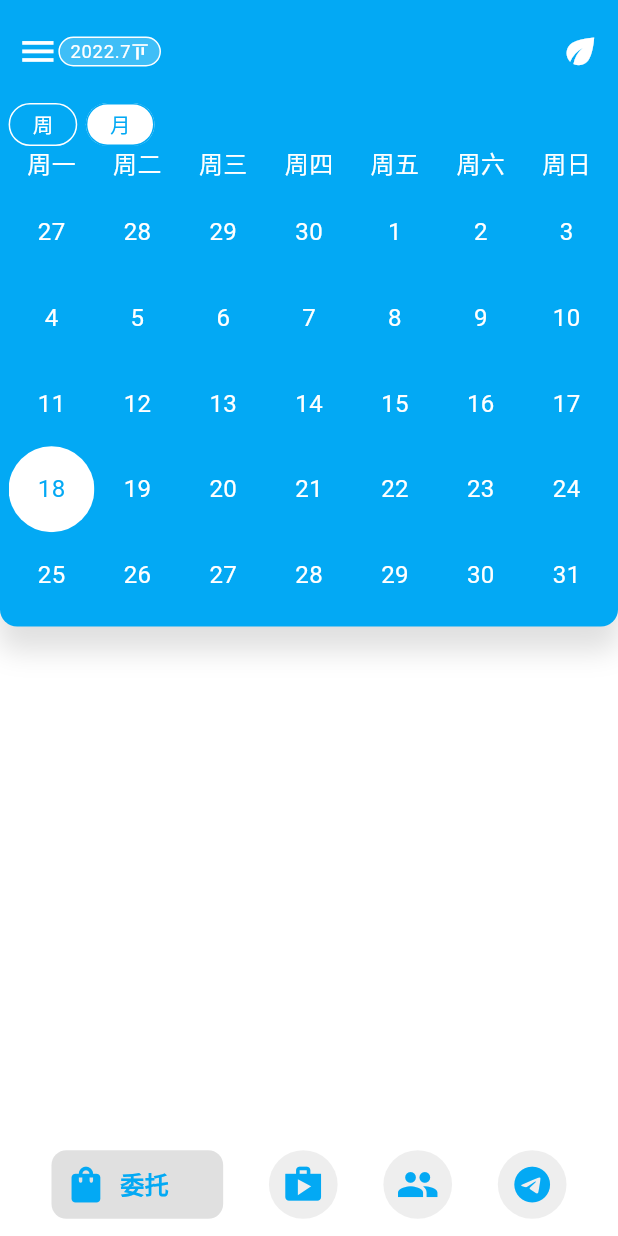
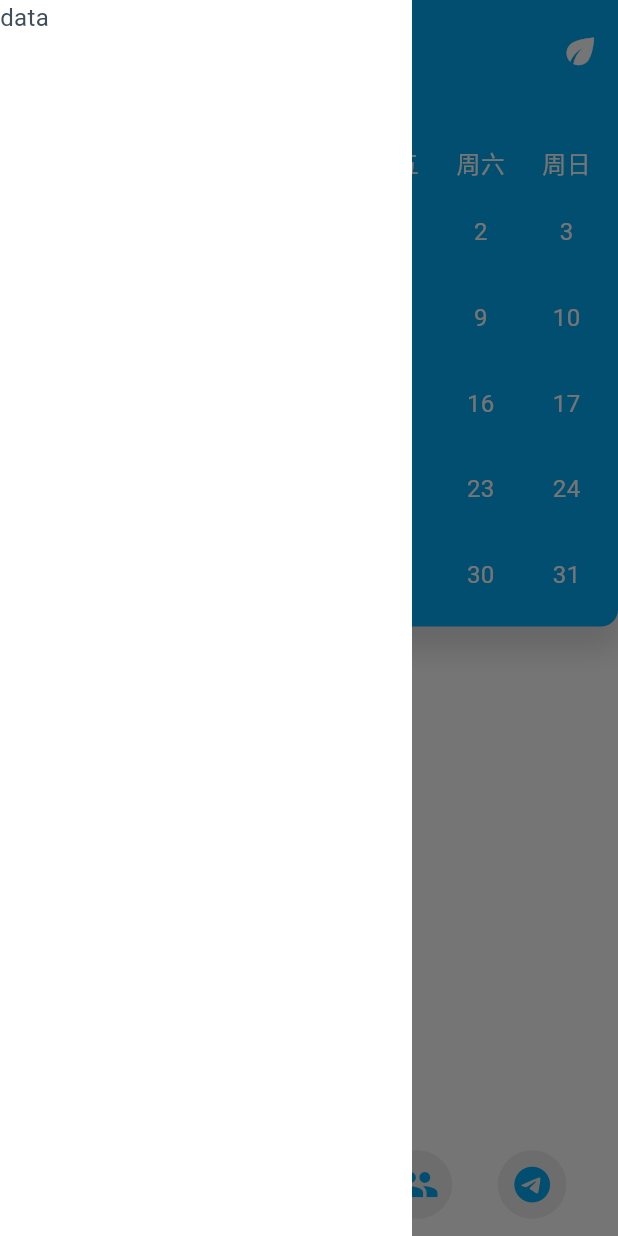
Before and after one commit to Clz-SkyWalker/todo_shop, a Flutter app: the screen it shows after launch, with the side drawer open (before the commit the screen has no drawer), on a phone screen of 412 x 824 dp. Run offline on Flutter 3.47's test engine with Material 2 defaults, Android fonts, the phone set to English and light mode, and no system bars; our stand-ins replace flutter_riverpod, flutter_screenutil, get_it, google_fonts, hooks_riverpod, shared_preferences.

Commit message:
feat: 1.修改data comp 逻辑 2.增加多语言 3.bug:向前滑动组件信息异常

```diff
--- a/lib/logic/const/app_const.dart
+++ b/lib/logic/const/app_const.dart
@@ -1,4 +1,7 @@
 class AppConst {
+  static const double height =690;
+  static const double width=360;
+
   // route
   static const String routeHome = '/home';
 
--- a/lib/main.dart
+++ b/lib/main.dart
@@ -2,6 +2,7 @@ import 'package:flutter/material.dart';
 import 'package:flutter_localizations/flutter_localizations.dart';
 import 'package:flutter_screenutil/flutter_screenutil.dart';
 import 'package:hooks_riverpod/hooks_riverpod.dart';
+import 'logic/const/app_const.dart';
 import 'logic/manager/export_manager.dart';
 
 void main() {
@@ -20,7 +21,7 @@ class MyApp extends StatelessWidget {
         final appState = ref.watch(stateAppBaseProvider.notifier);
         appState.init();
         return ScreenUtilInit(
-          designSize: const Size(360, 690),
+          designSize: const Size(AppConst.width, AppConst.height),
           minTextAdapt: true,
           splitScreenMode: true,
           builder: (ctx, child) => MaterialApp.router(
--- a/lib/ui/pages/home/comp/tab_bar_comp/tab_bar_date_month_comp.dart
+++ b/lib/ui/pages/home/comp/tab_bar_comp/tab_bar_date_month_comp.dart
@@ -1,23 +1,22 @@
 import 'package:flutter/material.dart';
 import 'package:flutter_riverpod/flutter_riverpod.dart';
 import 'package:flutter_screenutil/flutter_screenutil.dart';
+import '../../../../../logic/const/app_const.dart';
 import '../../../../../logic/utils/export_utils.dart';
 import '../../../../../logic/manager/export_normal_manager.dart';
 
 import 'tab_bar_date_day_item_comp.dart';
 
 class TabDateModel {
-  late List<DateTime> dataList;
   late DateTime selectDate; // 选择的日期
   late DateTime curDate; // 当前日期
   late double pdWidth; // 内边距
-  late TextStyle unSelectTextStyle; // 选中的样式
-  late TextStyle selectTextStyle;
+  late TextStyle unSelectTextStyle; // 选中的文本样式
+  late TextStyle selectTextStyle; // 选中后样式
   late bool reload; // 是否重新加载
 
   TabDateModel(
-      {required this.dataList,
-      required this.selectDate,
+      {required this.selectDate,
       required this.curDate,
       required this.pdWidth,
       required this.unSelectTextStyle,
@@ -70,7 +69,7 @@ class TabBarDateMonthAnimComp extends StatefulWidget {
 class _TabBarDateMonthAnimCompState extends State<TabBarDateMonthAnimComp> {
   late final Map<DateTime, List<TabDateItemModel>> dataMap = {};
   late final List<DateTime> dataSort = [];
-  late final PageController _controller;
+  PageController? _controller;
   late DateTime _curMY = DateTime(2022);
 
   @override
@@ -88,12 +87,18 @@ class _TabBarDateMonthAnimCompState extends State<TabBarDateMonthAnimComp> {
   }
 
   @override
+  void dispose() {
+    super.dispose();
+    _controller?.dispose();
+  }
+
+  @override
   Widget build(BuildContext context) {
     return Consumer(
       builder: (context, ref, child) {
-        _curMY=ref.watch(stateHomeProvider.select((value) => value.curYM));
-        if (checkUpdate(_curMY)){
-          initDataList();
+        // _curMY = ref.watch(stateHomeProvider.select((value) => value.curYM));
+        if (checkUpdate(_curMY)) {
+
         }
         return Padding(
           padding: EdgeInsets.symmetric(horizontal: widget.dateModel.pdWidth.w),
@@ -106,24 +111,30 @@ class _TabBarDateMonthAnimCompState extends State<TabBarDateMonthAnimComp> {
               clipBehavior: Clip.hardEdge,
               controller: _controller,
               onPageChanged: (index) {
+                if (_curMY != dataSort[index]) {
                   _curMY = dataSort[index];
-                ref.read(stateHomeProvider.notifier).switchYM(dataSort[index]);
-                // _controller.jumpToPage(page)
+                  // _controller?.=1;
+                  ref
+                      .read(stateHomeProvider.notifier)
+                      .switchYM(dataSort[index]);
+                  initDataList();
+                }
               },
               itemBuilder: (BuildContext context, int index) {
                 return SizedBox(
                   height: 250.w,
-                  width: 360.w,
-                  child: GridView(
+                  width: AppConst.width.w,
+                  child: GridView.builder(
                       gridDelegate:
                           const SliverGridDelegateWithFixedCrossAxisCount(
                         crossAxisCount: 7,
                       ),
+                      itemCount: 35,
                       clipBehavior: Clip.hardEdge,
-                    children: dataMap[_curMY]!
-                        .map((e) => TabBarDateDayItemComp(dateItemModel: e))
-                        .toList(),
-                  ),
+                      itemBuilder: (context, index) {
+                        return TabBarDateDayItemComp(
+                            dateItemModel: dataMap[_curMY]![index]);
+                      }),
                 );
               },
             ),
@@ -138,7 +149,7 @@ class _TabBarDateMonthAnimCompState extends State<TabBarDateMonthAnimComp> {
     final curData = UtilTime.formatDateTime(FormatDateTime.yyyyMm, _curMY);
     final dataNow =
         UtilTime.formatDateTime(FormatDateTime.yyyyMmDd, DateTime.now());
-    final dateList = UtilTime.getNextAndPreDate(curData, 2, 2);
+    final dateList = UtilTime.getNextAndPreDate(curData, 4, 4);
     for (final date in dateList) {
       if (dataMap.containsKey(date)) {
         continue;
@@ -160,10 +171,10 @@ class _TabBarDateMonthAnimCompState extends State<TabBarDateMonthAnimComp> {
   }
 
   /// 检查是否更新
-  bool checkUpdate(DateTime curDate){
+  bool checkUpdate(DateTime curDate) {
     final dateList = UtilTime.getNextAndPreDate(curDate, 2, 2);
     for (final value in dateList) {
-      if (dataSort.contains(value)){
+      if (dataSort.contains(value)) {
         continue;
       }
       return true;
--- a/lib/ui/pages/scaffold/tab_scaffold.dart
+++ b/lib/ui/pages/scaffold/tab_scaffold.dart
@@ -1,5 +1,6 @@
 import 'package:flutter/material.dart';
 
+import '../home/comp/draw_comp/draw_comp.dart';
 import 'bottom_nov_bar_comp.dart';
 import 'page_view_comp.dart';
 
@@ -16,7 +17,7 @@ class _TabScaffoldState extends State<TabScaffold> {
     return const SafeArea(
       child: Scaffold(
         bottomNavigationBar: BottomNovBarComp(),
-        // drawer: DrawComp(),
+        drawer: DrawComp(),
         body: PageViewComp(),
       ),
     );
```
Also changed, not shown: lib/ui/pages/home/comp/tab_bar_comp/tab_bar_date_week_comp.dart (+6 -2 lines), lib/ui/pages/home/comp/tab_bar_comp/tab_bar_head_comp.dart (+22 -1 lines). Lines whose indentation alone changed are shown as unchanged.
